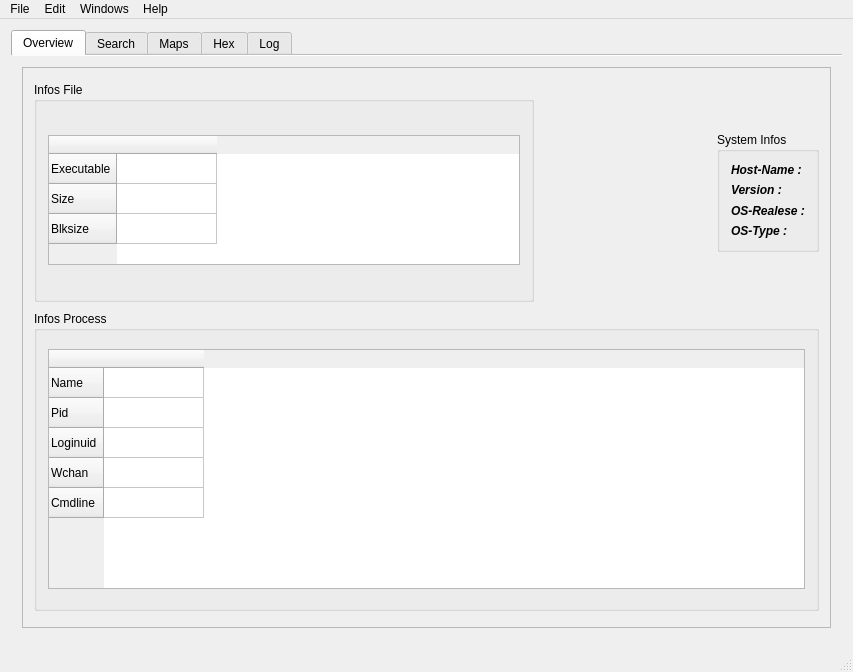
The window that src/gui/mainwindow.ui (mentebinaria/maProc) describes before a commit, drawn with Qt 5.
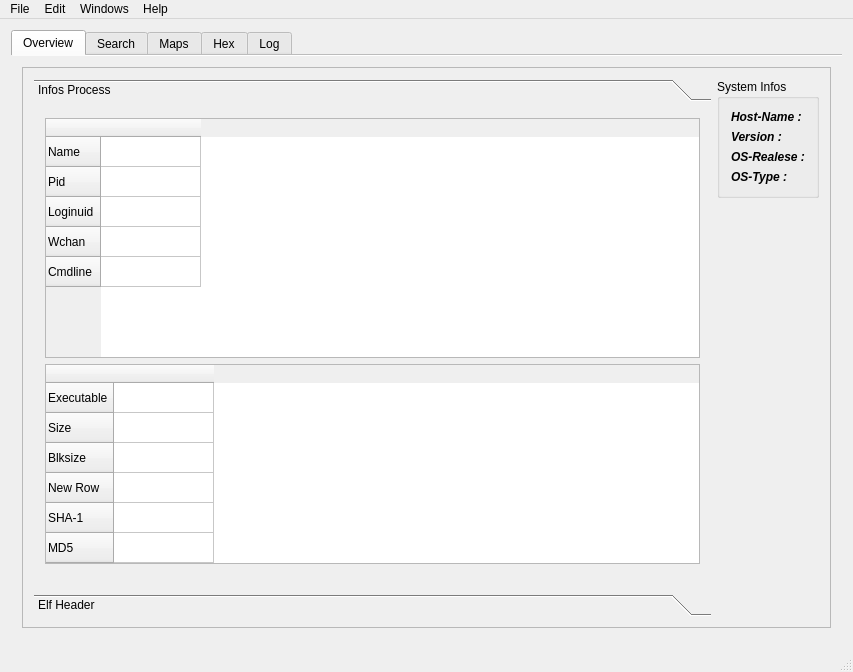
The same window after the commit.

Diff of the .ui file:
```diff
--- a/src/gui/mainwindow.ui
+++ b/src/gui/mainwindow.ui
@@ -2,6 +2,12 @@
 <ui version="4.0">
  <class>MainWindow</class>
  <widget class="QMainWindow" name="MainWindow">
+  <property name="windowModality">
+   <enum>Qt::WindowModal</enum>
+  </property>
+  <property name="enabled">
+   <bool>true</bool>
+  </property>
   <property name="geometry">
    <rect>
     <x>0</x>
@@ -12,7 +18,7 @@
   </property>
   <property name="minimumSize">
    <size>
-    <width>600</width>
+    <width>800</width>
     <height>100</height>
    </size>
   </property>
@@ -101,31 +107,81 @@
                <x>0</x>
                <y>0</y>
                <width>823</width>
-               <height>552</height>
+               <height>554</height>
               </rect>
              </property>
+             <layout class="QHBoxLayout" name="horizontalLayout_4">
+              <item>
+               <widget class="QToolBox" name="toolBox">
+                <property name="currentIndex">
+                 <number>0</number>
+                </property>
+                <widget class="QWidget" name="infosProcessPage">
+                 <property name="geometry">
+                  <rect>
+                   <x>0</x>
+                   <y>0</y>
+                   <width>697</width>
+                   <height>480</height>
+                  </rect>
+                 </property>
+                 <attribute name="label">
+                  <string>Infos Process</string>
+                 </attribute>
              <layout class="QVBoxLayout" name="verticalLayout_6">
               <item>
-               <layout class="QHBoxLayout" name="horizontalLayout">
-                <item>
-                 <widget class="QGroupBox" name="groupBox_2">
+                   <widget class="QTableWidget" name="infos_pid">
+                    <property name="sizePolicy">
+                     <sizepolicy hsizetype="Expanding" vsizetype="Expanding">
+                      <horstretch>0</horstretch>
+                      <verstretch>0</verstretch>
+                     </sizepolicy>
+                    </property>
                   <property name="minimumSize">
                    <size>
                     <width>100</width>
-                    <height>100</height>
+                      <height>180</height>
                    </size>
                   </property>
                   <property name="maximumSize">
                    <size>
-                    <width>500</width>
-                    <height>220</height>
-                   </size>
-                  </property>
-                  <property name="title">
-                   <string>Infos File</string>
-                  </property>
-                  <layout class="QVBoxLayout" name="verticalLayout_8">
-                   <item>
+                      <width>10000</width>
+                      <height>240</height>
+                     </size>
+                    </property>
+                    <row>
+                     <property name="text">
+                      <string>Name</string>
+                     </property>
+                    </row>
+                    <row>
+                     <property name="text">
+                      <string>Pid</string>
+                     </property>
+                    </row>
+                    <row>
+                     <property name="text">
+                      <string>Loginuid</string>
+                     </property>
+                    </row>
+                    <row>
+                     <property name="text">
+                      <string>Wchan</string>
+                     </property>
+                    </row>
+                    <row>
+                     <property name="text">
+                      <string>Cmdline</string>
+                     </property>
+                    </row>
+                    <column>
+                     <property name="text">
+                      <string/>
+                     </property>
+                    </column>
+                   </widget>
+                  </item>
+                  <item alignment="Qt::AlignTop">
                     <widget class="QTableWidget" name="infos_file">
                      <property name="sizePolicy">
                       <sizepolicy hsizetype="Expanding" vsizetype="Expanding">
@@ -136,7 +192,7 @@
                      <property name="minimumSize">
                       <size>
                        <width>0</width>
-                       <height>130</height>
+                      <height>200</height>
                       </size>
                      </property>
                      <property name="maximumSize">
@@ -160,6 +216,21 @@
                        <string>Blksize</string>
                       </property>
                      </row>
+                    <row>
+                     <property name="text">
+                      <string>New Row</string>
+                     </property>
+                    </row>
+                    <row>
+                     <property name="text">
+                      <string>SHA-1</string>
+                     </property>
+                    </row>
+                    <row>
+                     <property name="text">
+                      <string>MD5</string>
+                     </property>
+                    </row>
                      <column>
                       <property name="text">
                        <string/>
@@ -169,8 +240,26 @@
                    </item>
                   </layout>
                  </widget>
-                </item>
-                <item alignment="Qt::AlignRight">
+                <widget class="QWidget" name="infosELfHeader">
+                 <property name="geometry">
+                  <rect>
+                   <x>0</x>
+                   <y>0</y>
+                   <width>697</width>
+                   <height>480</height>
+                  </rect>
+                 </property>
+                 <attribute name="label">
+                  <string>Elf Header</string>
+                 </attribute>
+                 <layout class="QVBoxLayout" name="verticalLayout_8"/>
+                </widget>
+               </widget>
+              </item>
+              <item>
+               <layout class="QHBoxLayout" name="horizontalLayout"/>
+              </item>
+              <item alignment="Qt::AlignTop">
                  <widget class="QGroupBox" name="groupBox">
                   <property name="maximumSize">
                    <size>
@@ -182,7 +271,7 @@
                    <string>System Infos</string>
                   </property>
                   <layout class="QVBoxLayout" name="verticalLayout_7">
-                   <item>
+                 <item alignment="Qt::AlignTop">
                     <widget class="QLabel" name="host_name_label">
                      <property name="text">
                       <string>&lt;html&gt;&lt;head/&gt;&lt;body&gt;&lt;p&gt;&lt;span style=&quot; font-weight:700; font-style:italic;&quot;&gt;Host-Name :&lt;/span&gt;&lt;/p&gt;&lt;/body&gt;&lt;/html&gt;</string>
@@ -203,7 +292,7 @@
                      </property>
                     </widget>
                    </item>
-                   <item>
+                 <item alignment="Qt::AlignTop">
                     <widget class="QLabel" name="os_type_label">
                      <property name="text">
                       <string>&lt;html&gt;&lt;head/&gt;&lt;body&gt;&lt;p&gt;&lt;span style=&quot; font-weight:700; font-style:italic;&quot;&gt;OS-Type :&lt;/span&gt;&lt;/p&gt;&lt;/body&gt;&lt;/html&gt;</string>
@@ -214,81 +303,6 @@
                  </widget>
                 </item>
                </layout>
-              </item>
-              <item>
-               <widget class="QGroupBox" name="groupBox_3">
-                <property name="minimumSize">
-                 <size>
-                  <width>100</width>
-                  <height>230</height>
-                 </size>
-                </property>
-                <property name="maximumSize">
-                 <size>
-                  <width>16777215</width>
-                  <height>300</height>
-                 </size>
-                </property>
-                <property name="title">
-                 <string>Infos Process</string>
-                </property>
-                <layout class="QVBoxLayout" name="verticalLayout_11">
-                 <item>
-                  <widget class="QTableWidget" name="infos_pid">
-                   <property name="sizePolicy">
-                    <sizepolicy hsizetype="Expanding" vsizetype="Expanding">
-                     <horstretch>0</horstretch>
-                     <verstretch>0</verstretch>
-                    </sizepolicy>
-                   </property>
-                   <property name="minimumSize">
-                    <size>
-                     <width>0</width>
-                     <height>180</height>
-                    </size>
-                   </property>
-                   <property name="maximumSize">
-                    <size>
-                     <width>10000</width>
-                     <height>240</height>
-                    </size>
-                   </property>
-                   <row>
-                    <property name="text">
-                     <string>Name</string>
-                    </property>
-                   </row>
-                   <row>
-                    <property name="text">
-                     <string>Pid</string>
-                    </property>
-                   </row>
-                   <row>
-                    <property name="text">
-                     <string>Loginuid</string>
-                    </property>
-                   </row>
-                   <row>
-                    <property name="text">
-                     <string>Wchan</string>
-                    </property>
-                   </row>
-                   <row>
-                    <property name="text">
-                     <string>Cmdline</string>
-                    </property>
-                   </row>
-                   <column>
-                    <property name="text">
-                     <string/>
-                    </property>
-                   </column>
-                  </widget>
-                 </item>
-                </layout>
-               </widget>
-              </item>
-             </layout>
             </widget>
            </widget>
           </item>
```
Left out of the diff: 26 changed lines with no effect on the pictures. Lines whose indentation alone changed are shown as unchanged.
